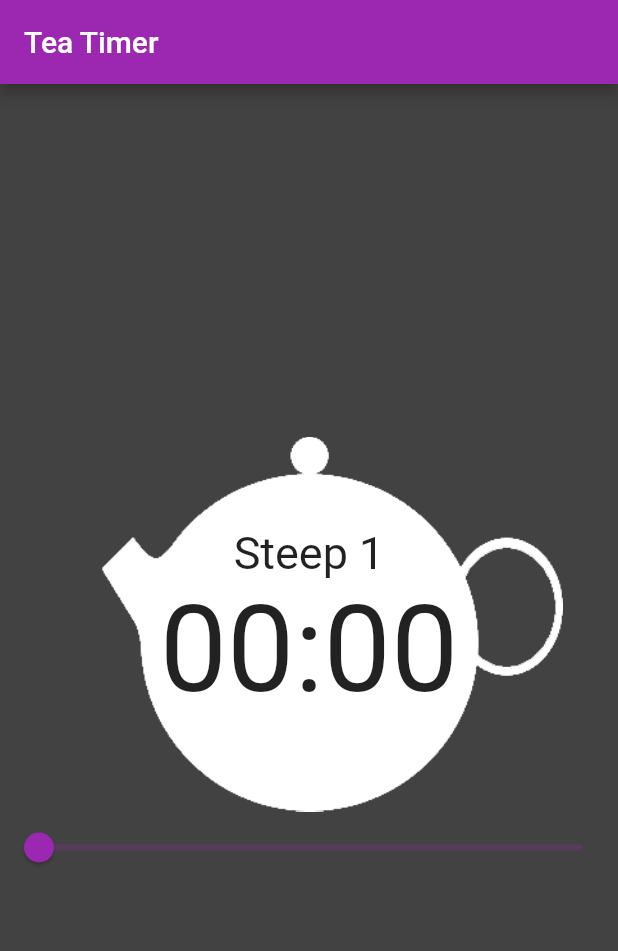
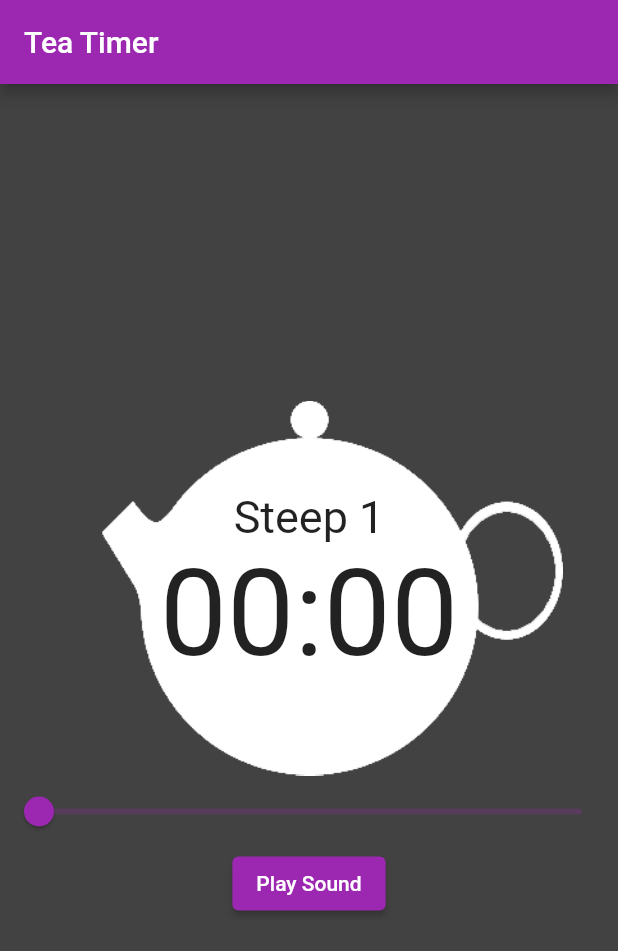
Before and after one commit to christian-anthony/TeaTimer, a Flutter app: the screen it shows after launch, after a tap on an icon or button, on a phone screen of 412 x 824 dp. Shown: the top 951 px of the screen. Run offline on Flutter 3.47's test engine with Material 2 defaults, Android fonts, the phone set to English and light mode, and no system bars; our stand-ins replace just_audio.

Commit message:
Sound bug fix
On the android emulator, the sound plays on every steep. I also added a button to test sound. There is still an issue with a 1 second delay for the sound to play when the timer ends. Will put that in issues.

```diff
--- a/lib/teatimer.dart
+++ b/lib/teatimer.dart
@@ -12,7 +12,8 @@ class TeaTimer extends StatefulWidget {
 
 class _TeaTimerState extends State<TeaTimer>{
 
-  AudioPlayer chime = AudioPlayer()..setAsset('assets/collect-2.wav');
+  AudioPlayer chime = AudioPlayer();
+
   Timer _timer = Timer.periodic(Duration(seconds: 1), (timer) {})..cancel();
   Duration _currentDuration = Duration();
   Duration _fullDuration = Duration();
@@ -43,6 +44,7 @@ class _TeaTimerState extends State<TeaTimer>{
             ],
           ),
         teaTimerSlider(context),
+        ElevatedButton(onPressed: () => playSound(), child: Text("Play Sound")),
       ],
     );
   }
@@ -79,10 +81,10 @@ class _TeaTimerState extends State<TeaTimer>{
   //Timer calls this after each duration
   void onTick()
   {
-    if (_currentDuration == Duration.zero)
+    if (_currentDuration.inSeconds == 0)
     {
       stopTimer();
-      onComplete();
+      playSound();
     }
     else
     {
@@ -168,7 +170,10 @@ class _TeaTimerState extends State<TeaTimer>{
   }
 
   void playSound(){
+
+    chime.setAsset('assets/collect-2.wav');
     chime.play();
+    //chime.play();
   }
 
 } //End of TeaTimer
```
